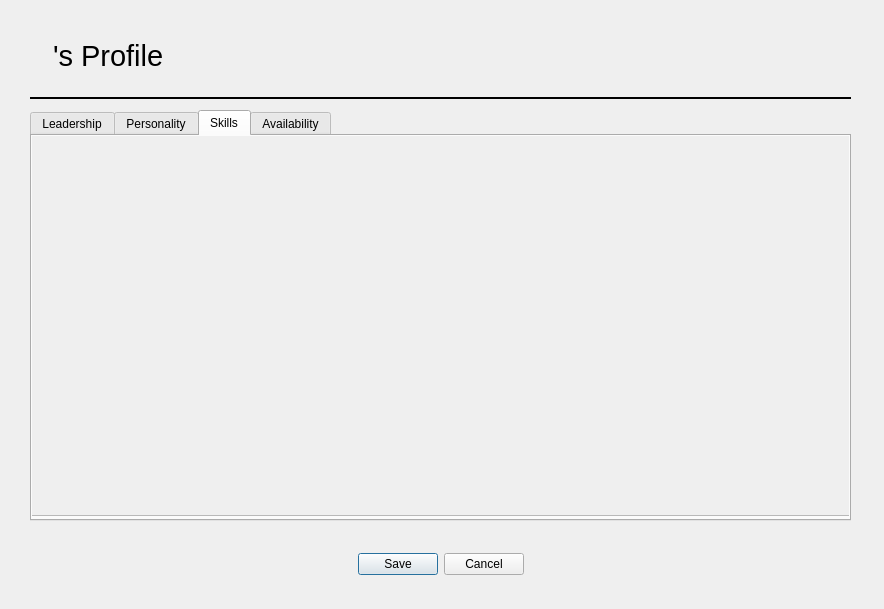
Above: src/ProfileSubsystem/profileform.ui from CaptOkie/code-first-think-later before the change. Below: the same form after it.
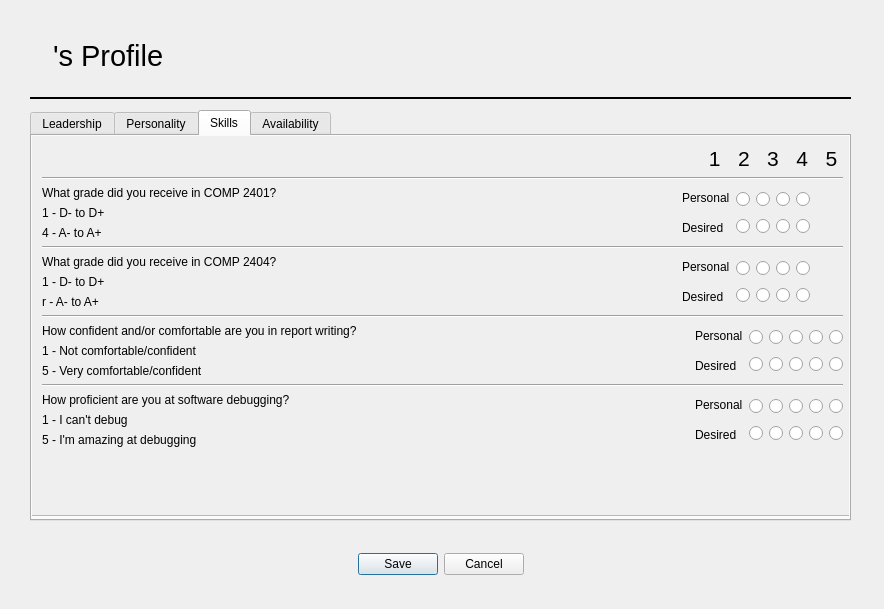
That is the form after the change. The open tabs and pages were chosen to show the change.

Commit message: added all the UI components to the ProfileForm

```diff
--- a/src/ProfileSubsystem/profileform.ui
+++ b/src/ProfileSubsystem/profileform.ui
@@ -180,6 +180,926 @@
       </property>
      </widget>
     </widget>
+    <widget class="QWidget" name="verticalLayoutWidget_16">
+     <property name="geometry">
+      <rect>
+       <x>10</x>
+       <y>10</y>
+       <width>801</width>
+       <height>361</height>
+      </rect>
+     </property>
+     <layout class="QVBoxLayout" name="verticalLayout_33">
+      <item>
+       <widget class="QLabel" name="label_46">
+        <property name="font">
+         <font>
+          <pointsize>16</pointsize>
+         </font>
+        </property>
+        <property name="text">
+         <string>1   2   3   4   5 </string>
+        </property>
+        <property name="alignment">
+         <set>Qt::AlignRight|Qt::AlignTrailing|Qt::AlignVCenter</set>
+        </property>
+       </widget>
+      </item>
+      <item>
+       <widget class="Line" name="line_10">
+        <property name="orientation">
+         <enum>Qt::Horizontal</enum>
+        </property>
+       </widget>
+      </item>
+      <item>
+       <layout class="QHBoxLayout" name="horizontalLayout_31">
+        <item>
+         <layout class="QVBoxLayout" name="verticalLayout_34">
+          <item>
+           <widget class="QLabel" name="label_47">
+            <property name="text">
+             <string>What grade did you receive in COMP 2401?</string>
+            </property>
+           </widget>
+          </item>
+          <item>
+           <widget class="QLabel" name="label_48">
+            <property name="text">
+             <string>1 - D- to D+</string>
+            </property>
+           </widget>
+          </item>
+          <item>
+           <widget class="QLabel" name="label_49">
+            <property name="text">
+             <string>4 - A- to A+</string>
+            </property>
+           </widget>
+          </item>
+         </layout>
+        </item>
+        <item>
+         <spacer name="horizontalSpacer_12">
+          <property name="orientation">
+           <enum>Qt::Horizontal</enum>
+          </property>
+          <property name="sizeHint" stdset="0">
+           <size>
+            <width>40</width>
+            <height>20</height>
+           </size>
+          </property>
+         </spacer>
+        </item>
+        <item>
+         <spacer name="horizontalSpacer_33">
+          <property name="orientation">
+           <enum>Qt::Horizontal</enum>
+          </property>
+          <property name="sizeHint" stdset="0">
+           <size>
+            <width>40</width>
+            <height>20</height>
+           </size>
+          </property>
+         </spacer>
+        </item>
+        <item>
+         <spacer name="horizontalSpacer_28">
+          <property name="orientation">
+           <enum>Qt::Horizontal</enum>
+          </property>
+          <property name="sizeHint" stdset="0">
+           <size>
+            <width>40</width>
+            <height>20</height>
+           </size>
+          </property>
+         </spacer>
+        </item>
+        <item>
+         <spacer name="horizontalSpacer_47">
+          <property name="orientation">
+           <enum>Qt::Horizontal</enum>
+          </property>
+          <property name="sizeHint" stdset="0">
+           <size>
+            <width>40</width>
+            <height>20</height>
+           </size>
+          </property>
+         </spacer>
+        </item>
+        <item>
+         <spacer name="horizontalSpacer_31">
+          <property name="orientation">
+           <enum>Qt::Horizontal</enum>
+          </property>
+          <property name="sizeHint" stdset="0">
+           <size>
+            <width>40</width>
+            <height>20</height>
+           </size>
+          </property>
+         </spacer>
+        </item>
+        <item>
+         <spacer name="horizontalSpacer_26">
+          <property name="orientation">
+           <enum>Qt::Horizontal</enum>
+          </property>
+          <property name="sizeHint" stdset="0">
+           <size>
+            <width>40</width>
+            <height>20</height>
+           </size>
+          </property>
+         </spacer>
+        </item>
+        <item>
+         <spacer name="horizontalSpacer_27">
+          <property name="orientation">
+           <enum>Qt::Horizontal</enum>
+          </property>
+          <property name="sizeHint" stdset="0">
+           <size>
+            <width>40</width>
+            <height>20</height>
+           </size>
+          </property>
+         </spacer>
+        </item>
+        <item>
+         <spacer name="horizontalSpacer_32">
+          <property name="orientation">
+           <enum>Qt::Horizontal</enum>
+          </property>
+          <property name="sizeHint" stdset="0">
+           <size>
+            <width>40</width>
+            <height>20</height>
+           </size>
+          </property>
+         </spacer>
+        </item>
+        <item>
+         <spacer name="horizontalSpacer_30">
+          <property name="orientation">
+           <enum>Qt::Horizontal</enum>
+          </property>
+          <property name="sizeHint" stdset="0">
+           <size>
+            <width>40</width>
+            <height>20</height>
+           </size>
+          </property>
+         </spacer>
+        </item>
+        <item>
+         <spacer name="horizontalSpacer_29">
+          <property name="orientation">
+           <enum>Qt::Horizontal</enum>
+          </property>
+          <property name="sizeHint" stdset="0">
+           <size>
+            <width>40</width>
+            <height>20</height>
+           </size>
+          </property>
+         </spacer>
+        </item>
+        <item>
+         <spacer name="horizontalSpacer_23">
+          <property name="orientation">
+           <enum>Qt::Horizontal</enum>
+          </property>
+          <property name="sizeHint" stdset="0">
+           <size>
+            <width>40</width>
+            <height>20</height>
+           </size>
+          </property>
+         </spacer>
+        </item>
+        <item>
+         <spacer name="horizontalSpacer_24">
+          <property name="orientation">
+           <enum>Qt::Horizontal</enum>
+          </property>
+          <property name="sizeHint" stdset="0">
+           <size>
+            <width>40</width>
+            <height>20</height>
+           </size>
+          </property>
+         </spacer>
+        </item>
+        <item>
+         <layout class="QVBoxLayout" name="verticalLayout_35">
+          <item>
+           <widget class="QLabel" name="label_50">
+            <property name="text">
+             <string>Personal</string>
+            </property>
+           </widget>
+          </item>
+          <item>
+           <widget class="QLabel" name="label_51">
+            <property name="text">
+             <string>Desired</string>
+            </property>
+           </widget>
+          </item>
+         </layout>
+        </item>
+        <item>
+         <layout class="QVBoxLayout" name="verticalLayout_36">
+          <item>
+           <layout class="QHBoxLayout" name="horizontalLayout_32">
+            <item>
+             <widget class="QRadioButton" name="radioButton_81">
+              <property name="text">
+               <string/>
+              </property>
+             </widget>
+            </item>
+            <item>
+             <widget class="QRadioButton" name="radioButton_82">
+              <property name="text">
+               <string/>
+              </property>
+             </widget>
+            </item>
+            <item>
+             <widget class="QRadioButton" name="radioButton_83">
+              <property name="text">
+               <string/>
+              </property>
+             </widget>
+            </item>
+            <item>
+             <widget class="QRadioButton" name="radioButton_84">
+              <property name="text">
+               <string/>
+              </property>
+             </widget>
+            </item>
+           </layout>
+          </item>
+          <item>
+           <layout class="QHBoxLayout" name="horizontalLayout_33">
+            <item>
+             <widget class="QRadioButton" name="radioButton_86">
+              <property name="text">
+               <string/>
+              </property>
+             </widget>
+            </item>
+            <item>
+             <widget class="QRadioButton" name="radioButton_87">
+              <property name="text">
+               <string/>
+              </property>
+             </widget>
+            </item>
+            <item>
+             <widget class="QRadioButton" name="radioButton_88">
+              <property name="text">
+               <string/>
+              </property>
+             </widget>
+            </item>
+            <item>
+             <widget class="QRadioButton" name="radioButton_89">
+              <property name="text">
+               <string/>
+              </property>
+             </widget>
+            </item>
+           </layout>
+          </item>
+         </layout>
+        </item>
+        <item>
+         <spacer name="horizontalSpacer_25">
+          <property name="orientation">
+           <enum>Qt::Horizontal</enum>
+          </property>
+          <property name="sizeHint" stdset="0">
+           <size>
+            <width>40</width>
+            <height>20</height>
+           </size>
+          </property>
+         </spacer>
+        </item>
+       </layout>
+      </item>
+      <item>
+       <widget class="Line" name="line_11">
+        <property name="orientation">
+         <enum>Qt::Horizontal</enum>
+        </property>
+       </widget>
+      </item>
+      <item>
+       <layout class="QHBoxLayout" name="horizontalLayout_34">
+        <item>
+         <layout class="QVBoxLayout" name="verticalLayout_37">
+          <item>
+           <widget class="QLabel" name="label_52">
+            <property name="text">
+             <string>What grade did you receive in COMP 2404?</string>
+            </property>
+           </widget>
+          </item>
+          <item>
+           <widget class="QLabel" name="label_53">
+            <property name="text">
+             <string>1 - D- to D+</string>
+            </property>
+           </widget>
+          </item>
+          <item>
+           <widget class="QLabel" name="label_54">
+            <property name="text">
+             <string>r - A- to A+</string>
+            </property>
+           </widget>
+          </item>
+         </layout>
+        </item>
+        <item>
+         <spacer name="horizontalSpacer_37">
+          <property name="orientation">
+           <enum>Qt::Horizontal</enum>
+          </property>
+          <property name="sizeHint" stdset="0">
+           <size>
+            <width>40</width>
+            <height>20</height>
+           </size>
+          </property>
+         </spacer>
+        </item>
+        <item>
+         <spacer name="horizontalSpacer_39">
+          <property name="orientation">
+           <enum>Qt::Horizontal</enum>
+          </property>
+          <property name="sizeHint" stdset="0">
+           <size>
+            <width>40</width>
+            <height>20</height>
+           </size>
+          </property>
+         </spacer>
+        </item>
+        <item>
+         <spacer name="horizontalSpacer_40">
+          <property name="orientation">
+           <enum>Qt::Horizontal</enum>
+          </property>
+          <property name="sizeHint" stdset="0">
+           <size>
+            <width>40</width>
+            <height>20</height>
+           </size>
+          </property>
+         </spacer>
+        </item>
+        <item>
+         <spacer name="horizontalSpacer_41">
+          <property name="orientation">
+           <enum>Qt::Horizontal</enum>
+          </property>
+          <property name="sizeHint" stdset="0">
+           <size>
+            <width>40</width>
+            <height>20</height>
+           </size>
+          </property>
+         </spacer>
+        </item>
+        <item>
+         <spacer name="horizontalSpacer_48">
+          <property name="orientation">
+           <enum>Qt::Horizontal</enum>
+          </property>
+          <property name="sizeHint" stdset="0">
+           <size>
+            <width>40</width>
+            <height>20</height>
+           </size>
+          </property>
+         </spacer>
+        </item>
+        <item>
+         <spacer name="horizontalSpacer_44">
+          <property name="orientation">
+           <enum>Qt::Horizontal</enum>
+          </property>
+          <property name="sizeHint" stdset="0">
+           <size>
+            <width>40</width>
+            <height>20</height>
+           </size>
+          </property>
+         </spacer>
+        </item>
+        <item>
+         <spacer name="horizontalSpacer_42">
+          <property name="orientation">
+           <enum>Qt::Horizontal</enum>
+          </property>
+          <property name="sizeHint" stdset="0">
+           <size>
+            <width>40</width>
+            <height>20</height>
+           </size>
+          </property>
+         </spacer>
+        </item>
+        <item>
+         <spacer name="horizontalSpacer_38">
+          <property name="orientation">
+           <enum>Qt::Horizontal</enum>
+          </property>
+          <property name="sizeHint" stdset="0">
+           <size>
+            <width>40</width>
+            <height>20</height>
+           </size>
+          </property>
+         </spacer>
+        </item>
+        <item>
+         <spacer name="horizontalSpacer_35">
+          <property name="orientation">
+           <enum>Qt::Horizontal</enum>
+          </property>
+          <property name="sizeHint" stdset="0">
+           <size>
+            <width>40</width>
+            <height>20</height>
+           </size>
+          </property>
+         </spacer>
+        </item>
+        <item>
+         <spacer name="horizontalSpacer_43">
+          <property name="orientation">
+           <enum>Qt::Horizontal</enum>
+          </property>
+          <property name="sizeHint" stdset="0">
+           <size>
+            <width>40</width>
+            <height>20</height>
+           </size>
+          </property>
+         </spacer>
+        </item>
+        <item>
+         <spacer name="horizontalSpacer_34">
+          <property name="orientation">
+           <enum>Qt::Horizontal</enum>
+          </property>
+          <property name="sizeHint" stdset="0">
+           <size>
+            <width>40</width>
+            <height>20</height>
+           </size>
+          </property>
+         </spacer>
+        </item>
+        <item>
+         <spacer name="horizontalSpacer_13">
+          <property name="orientation">
+           <enum>Qt::Horizontal</enum>
+          </property>
+          <property name="sizeHint" stdset="0">
+           <size>
+            <width>40</width>
+            <height>20</height>
+           </size>
+          </property>
+         </spacer>
+        </item>
+        <item>
+         <layout class="QVBoxLayout" name="verticalLayout_38">
+          <item>
+           <widget class="QLabel" name="label_55">
+            <property name="text">
+             <string>Personal</string>
+            </property>
+           </widget>
+          </item>
+          <item>
+           <widget class="QLabel" name="label_56">
+            <property name="text">
+             <string>Desired</string>
+            </property>
+           </widget>
+          </item>
+         </layout>
+        </item>
+        <item>
+         <layout class="QVBoxLayout" name="verticalLayout_39">
+          <item>
+           <layout class="QHBoxLayout" name="horizontalLayout_35">
+            <item>
+             <widget class="QRadioButton" name="radioButton_91">
+              <property name="text">
+               <string/>
+              </property>
+             </widget>
+            </item>
+            <item>
+             <widget class="QRadioButton" name="radioButton_92">
+              <property name="text">
+               <string/>
+              </property>
+             </widget>
+            </item>
+            <item>
+             <widget class="QRadioButton" name="radioButton_93">
+              <property name="text">
+               <string/>
+              </property>
+             </widget>
+            </item>
+            <item>
+             <widget class="QRadioButton" name="radioButton_94">
+              <property name="text">
+               <string/>
+              </property>
+             </widget>
+            </item>
+           </layout>
+          </item>
+          <item>
+           <layout class="QHBoxLayout" name="horizontalLayout_36">
+            <item>
+             <widget class="QRadioButton" name="radioButton_96">
+              <property name="text">
+               <string/>
+              </property>
+             </widget>
+            </item>
+            <item>
+             <widget class="QRadioButton" name="radioButton_97">
+              <property name="text">
+               <string/>
+              </property>
+             </widget>
+            </item>
+            <item>
+             <widget class="QRadioButton" name="radioButton_98">
+              <property name="text">
+               <string/>
+              </property>
+             </widget>
+            </item>
+            <item>
+             <widget class="QRadioButton" name="radioButton_99">
+              <property name="text">
+               <string/>
+              </property>
+             </widget>
+            </item>
+           </layout>
+          </item>
+         </layout>
+        </item>
+        <item>
+         <spacer name="horizontalSpacer_36">
+          <property name="orientation">
+           <enum>Qt::Horizontal</enum>
+          </property>
+          <property name="sizeHint" stdset="0">
+           <size>
+            <width>40</width>
+            <height>20</height>
+           </size>
+          </property>
+         </spacer>
+        </item>
+       </layout>
+      </item>
+      <item>
+       <widget class="Line" name="line_12">
+        <property name="orientation">
+         <enum>Qt::Horizontal</enum>
+        </property>
+       </widget>
+      </item>
+      <item>
+       <layout class="QHBoxLayout" name="horizontalLayout_37">
+        <item>
+         <layout class="QVBoxLayout" name="verticalLayout_40">
+          <item>
+           <widget class="QLabel" name="label_57">
+            <property name="text">
+             <string>How confident and/or comfortable are you in report writing?</string>
+            </property>
+           </widget>
+          </item>
+          <item>
+           <widget class="QLabel" name="label_58">
+            <property name="text">
+             <string>1 - Not comfortable/confident</string>
+            </property>
+           </widget>
+          </item>
+          <item>
+           <widget class="QLabel" name="label_59">
+            <property name="text">
+             <string>5 - Very comfortable/confident</string>
+            </property>
+           </widget>
+          </item>
+         </layout>
+        </item>
+        <item>
+         <spacer name="horizontalSpacer_14">
+          <property name="orientation">
+           <enum>Qt::Horizontal</enum>
+          </property>
+          <property name="sizeHint" stdset="0">
+           <size>
+            <width>40</width>
+            <height>20</height>
+           </size>
+          </property>
+         </spacer>
+        </item>
+        <item>
+         <layout class="QVBoxLayout" name="verticalLayout_41">
+          <item>
+           <widget class="QLabel" name="label_60">
+            <property name="text">
+             <string>Personal</string>
+            </property>
+           </widget>
+          </item>
+          <item>
+           <widget class="QLabel" name="label_61">
+            <property name="text">
+             <string>Desired</string>
+            </property>
+           </widget>
+          </item>
+         </layout>
+        </item>
+        <item>
+         <layout class="QVBoxLayout" name="verticalLayout_42">
+          <item>
+           <layout class="QHBoxLayout" name="horizontalLayout_38">
+            <item>
+             <widget class="QRadioButton" name="radioButton_101">
+              <property name="text">
+               <string/>
+              </property>
+             </widget>
+            </item>
+            <item>
+             <widget class="QRadioButton" name="radioButton_102">
+              <property name="text">
+               <string/>
+              </property>
+             </widget>
+            </item>
+            <item>
+             <widget class="QRadioButton" name="radioButton_103">
+              <property name="text">
+               <string/>
+              </property>
+             </widget>
+            </item>
+            <item>
+             <widget class="QRadioButton" name="radioButton_104">
+              <property name="text">
+               <string/>
+              </property>
+             </widget>
+            </item>
+            <item>
+             <widget class="QRadioButton" name="radioButton_105">
+              <property name="text">
+               <string/>
+              </property>
+             </widget>
+            </item>
+           </layout>
+          </item>
+          <item>
+           <layout class="QHBoxLayout" name="horizontalLayout_39">
+            <item>
+             <widget class="QRadioButton" name="radioButton_106">
+              <property name="text">
+               <string/>
+              </property>
+             </widget>
+            </item>
+            <item>
+             <widget class="QRadioButton" name="radioButton_107">
+              <property name="text">
+               <string/>
+              </property>
+             </widget>
+            </item>
+            <item>
+             <widget class="QRadioButton" name="radioButton_108">
+              <property name="text">
+               <string/>
+              </property>
+             </widget>
+            </item>
+            <item>
+             <widget class="QRadioButton" name="radioButton_109">
+              <property name="text">
+               <string/>
+              </property>
+             </widget>
+            </item>
+            <item>
+             <widget class="QRadioButton" name="radioButton_110">
+              <property name="text">
+               <string/>
+              </property>
+             </widget>
+            </item>
+           </layout>
+          </item>
+         </layout>
+        </item>
+       </layout>
+      </item>
+      <item>
+       <widget class="Line" name="line_13">
+        <property name="orientation">
+         <enum>Qt::Horizontal</enum>
+        </property>
+       </widget>
+      </item>
+      <item>
+       <layout class="QHBoxLayout" name="horizontalLayout_40">
+        <item>
+         <layout class="QVBoxLayout" name="verticalLayout_43">
+          <item>
+           <widget class="QLabel" name="label_62">
+            <property name="text">
+             <string>How proficient are you at software debugging?</string>
+            </property>
+           </widget>
+          </item>
+          <item>
+           <widget class="QLabel" name="label_63">
+            <property name="text">
+             <string>1 - I can't debug</string>
+            </property>
+           </widget>
+          </item>
+          <item>
+           <widget class="QLabel" name="label_64">
+            <property name="text">
+             <string>5 - I'm amazing at debugging</string>
+            </property>
+           </widget>
+          </item>
+         </layout>
+        </item>
+        <item>
+         <spacer name="horizontalSpacer_15">
+          <property name="orientation">
+           <enum>Qt::Horizontal</enum>
+          </property>
+          <property name="sizeHint" stdset="0">
+           <size>
+            <width>40</width>
+            <height>20</height>
+           </size>
+          </property>
+         </spacer>
+        </item>
+        <item>
+         <layout class="QVBoxLayout" name="verticalLayout_44">
+          <item>
+           <widget class="QLabel" name="label_65">
+            <property name="text">
+             <string>Personal</string>
+            </property>
+           </widget>
+          </item>
+          <item>
+           <widget class="QLabel" name="label_66">
+            <property name="text">
+             <string>Desired</string>
+            </property>
+           </widget>
+          </item>
+         </layout>
+        </item>
+        <item>
+         <layout class="QVBoxLayout" name="verticalLayout_45">
+          <item>
+           <layout class="QHBoxLayout" name="horizontalLayout_41">
+            <item>
+             <widget class="QRadioButton" name="radioButton_111">
+              <property name="text">
+               <string/>
+              </property>
+             </widget>
+            </item>
+            <item>
+             <widget class="QRadioButton" name="radioButton_112">
+              <property name="text">
+               <string/>
+              </property>
+             </widget>
+            </item>
+            <item>
+             <widget class="QRadioButton" name="radioButton_113">
+              <property name="text">
+               <string/>
+              </property>
+             </widget>
+            </item>
+            <item>
+             <widget class="QRadioButton" name="radioButton_114">
+              <property name="text">
+               <string/>
+              </property>
+             </widget>
+            </item>
+            <item>
+             <widget class="QRadioButton" name="radioButton_115">
+              <property name="text">
+               <string/>
+              </property>
+             </widget>
+            </item>
+           </layout>
+          </item>
+          <item>
+           <layout class="QHBoxLayout" name="horizontalLayout_42">
+            <item>
+             <widget class="QRadioButton" name="radioButton_116">
+              <property name="text">
+               <string/>
+              </property>
+             </widget>
+            </item>
+            <item>
+             <widget class="QRadioButton" name="radioButton_117">
+              <property name="text">
+               <string/>
+              </property>
+             </widget>
+            </item>
+            <item>
+             <widget class="QRadioButton" name="radioButton_118">
+              <property name="text">
+               <string/>
+              </property>
+             </widget>
+            </item>
+            <item>
+             <widget class="QRadioButton" name="radioButton_119">
+              <property name="text">
+               <string/>
+              </property>
+             </widget>
+            </item>
+            <item>
+             <widget class="QRadioButton" name="radioButton_120">
+              <property name="text">
+               <string/>
+              </property>
+             </widget>
+            </item>
+           </layout>
+          </item>
+         </layout>
+        </item>
+       </layout>
+      </item>
+      <item>
+       <spacer name="verticalSpacer_3">
+        <property name="orientation">
+         <enum>Qt::Vertical</enum>
+        </property>
+        <property name="sizeHint" stdset="0">
+         <size>
+          <width>20</width>
+          <height>40</height>
+         </size>
+        </property>
+       </spacer>
+      </item>
+     </layout>
+    </widget>
    </widget>
    <widget class="QWidget" name="availabilityTab">
     <attribute name="title">
```
Left out of the diff: 1971 changed lines with no effect on the pictures. The commit also changes 1 other file.
